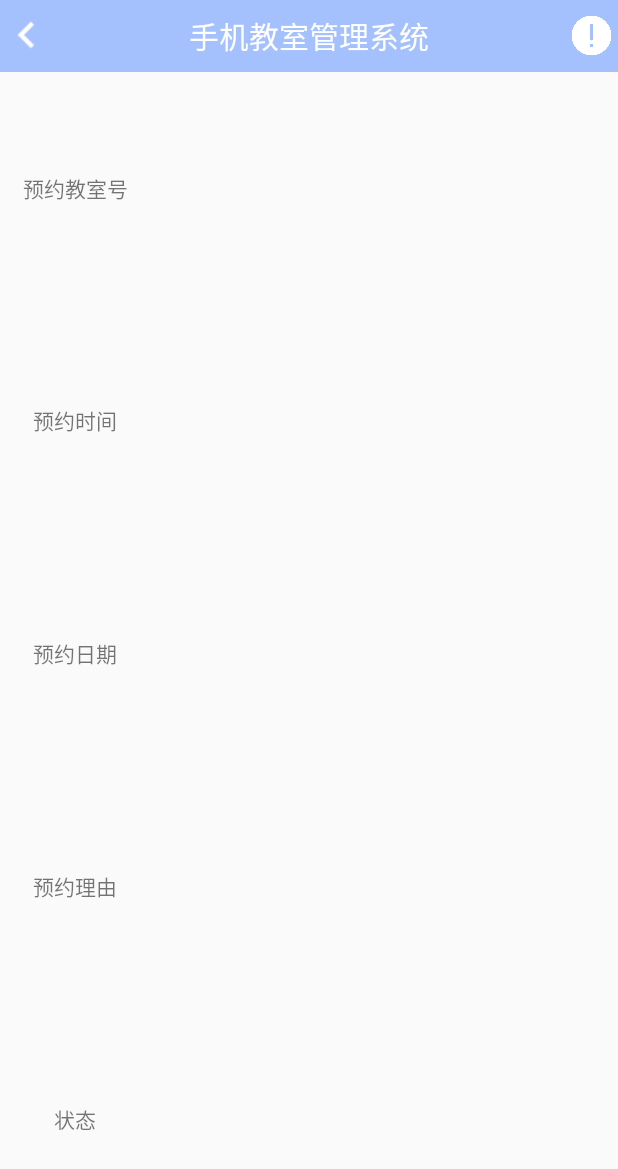
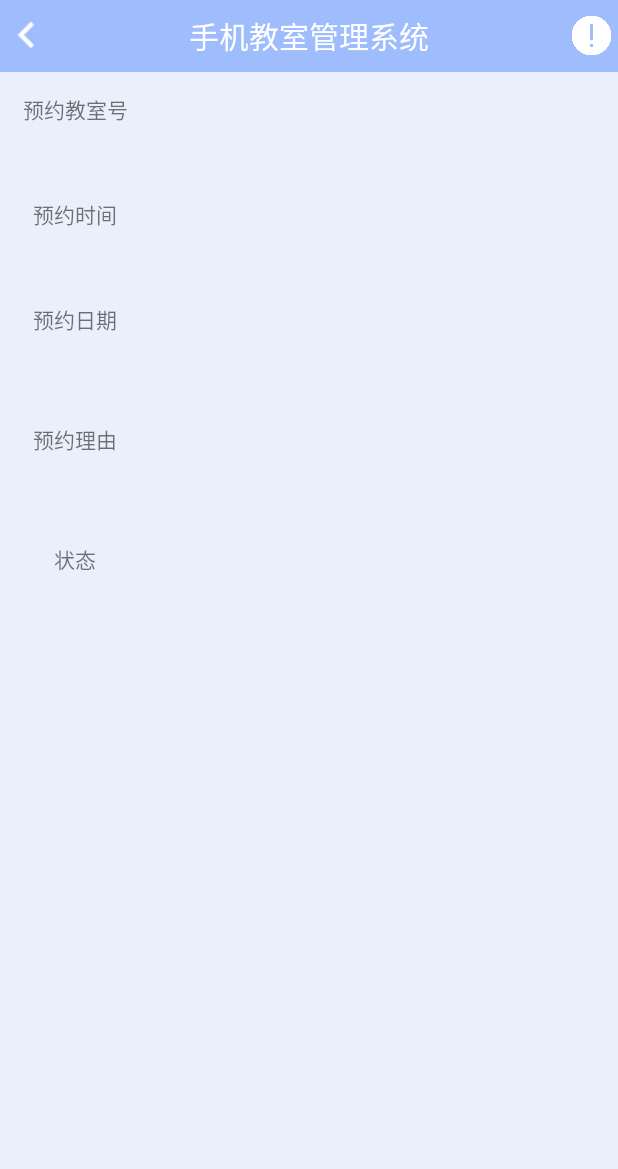
Before and after one commit to CheeseInTrap/CRMApp, an Android app: the ReserveDetailActivity screen opened directly, with no data from a screen before it, on a phone screen of 412 x 824 dp. Shown: the top 1169 px of the screen. Run offline under Robolectric (Android 15) with nearby library versions, the phone set to English and light mode, and no system bars; libraries missing offline, so code that uses them is left out: cn.bmob.v3; 3 statements that could not run were skipped.

Commit message:
修改详细信息界面

```diff
--- a/app/src/main/res/layout/activity_reserve_detail.xml
+++ b/app/src/main/res/layout/activity_reserve_detail.xml
@@ -5,6 +5,7 @@
     android:layout_width="match_parent"
     android:layout_height="match_parent"
     android:orientation="vertical"
+    android:background="@color/style_light"
     tools:context="com.activity.ReserveDetailActivity">
 
     <com.view.ActionBarView
@@ -18,8 +19,10 @@
     <LinearLayout
         android:orientation="horizontal"
         android:layout_width="match_parent"
-        android:layout_height="0dp"
-        android:layout_weight="1">
+        android:layout_height="50dp"
+        android:gravity="center_horizontal"
+        >
+
         <TextView
             android:text="预约教室号"
             android:layout_width="100dp"
@@ -35,11 +38,17 @@
             android:gravity="center"/>
     </LinearLayout>
 
+    <View
+
+        android:layout_width="match_parent"
+        android:layout_height="20dp" />
+
+
     <LinearLayout
         android:orientation="horizontal"
         android:layout_width="match_parent"
-        android:layout_height="0dp"
-        android:layout_weight="1">
+        android:layout_height="50dp"
+        >
         <TextView
             android:text="预约时间"
             android:layout_width="100dp"
@@ -55,11 +64,16 @@
             android:gravity="center"/>
     </LinearLayout>
 
+    <View
+
+        android:layout_width="match_parent"
+        android:layout_height="20dp" />
+
     <LinearLayout
         android:orientation="horizontal"
         android:layout_width="match_parent"
-        android:layout_height="0dp"
-        android:layout_weight="1">
+        android:layout_height="50dp"
+        >
         <TextView
             android:text="预约日期"
             android:layout_width="100dp"
@@ -75,16 +89,24 @@
             android:gravity="center"/>
     </LinearLayout>
 
+    <View
+
+        android:layout_width="match_parent"
+        android:layout_height="20dp" />
+
     <LinearLayout
         android:orientation="horizontal"
         android:layout_width="match_parent"
-        android:layout_height="0dp"
-        android:layout_weight="1">
+        android:layout_height="70dp"
+        >
+
         <TextView
-            android:text="预约理由"
+            android:id="@+id/textView"
             android:layout_width="100dp"
             android:layout_height="match_parent"
-            android:gravity="center"/>
+            android:gravity="center"
+            android:text="预约理由" />
+
         <View
             android:layout_width="10dp"
             android:layout_height="match_parent"/>
@@ -95,11 +117,16 @@
             android:gravity="center"/>
     </LinearLayout>
 
+    <View
+
+        android:layout_width="match_parent"
+        android:layout_height="20dp" />
+
     <LinearLayout
         android:orientation="horizontal"
         android:layout_width="match_parent"
-        android:layout_height="0dp"
-        android:layout_weight="1">
+        android:layout_height="50dp"
+        >
         <TextView
             android:text="状态"
             android:layout_width="100dp"
```
